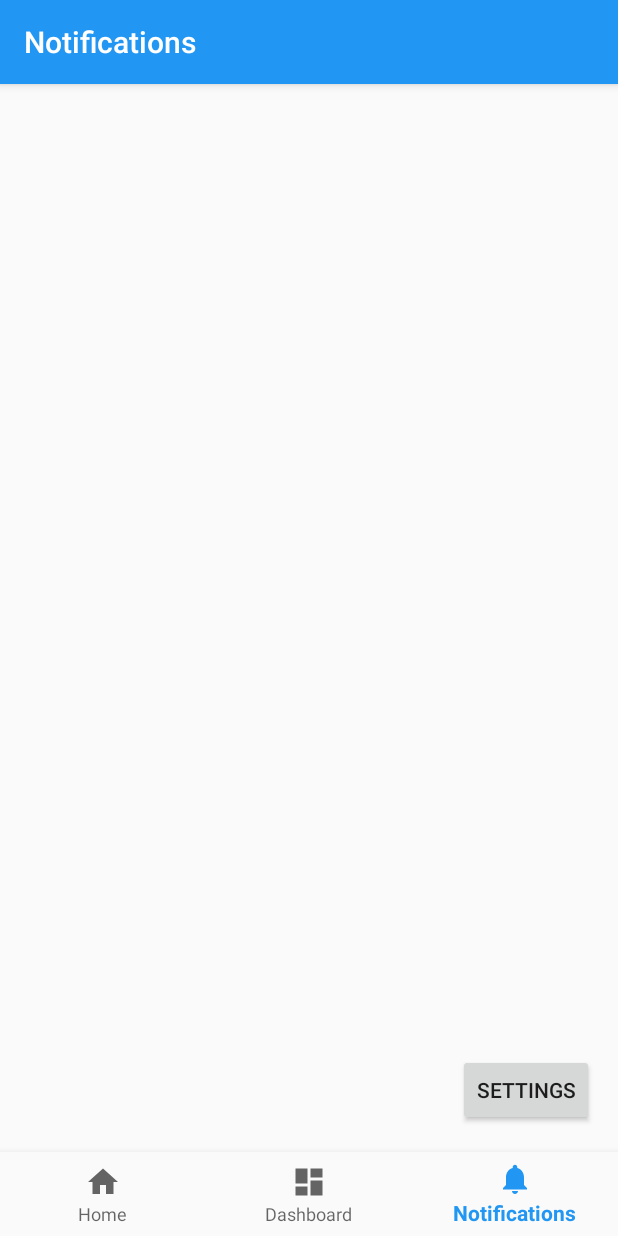
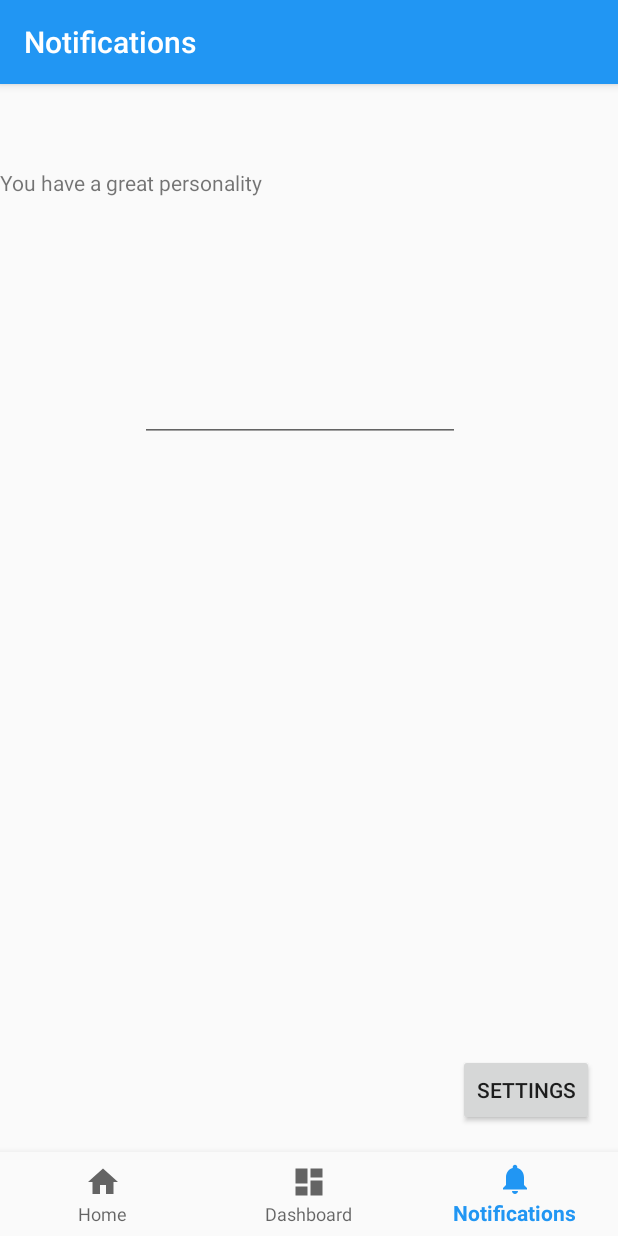
Before and after one commit to pjoshi1715/Android-Studio-Skeleton-App, an Android app: the NotificationsFragment screen opened through its navigation route, item 3 of the bottom bar chosen, on a phone screen of 412 x 824 dp. Run offline under Robolectric (Android 15) with nearby library versions, the phone set to English and light mode, and no system bars; our stand-ins replace navigation-ui.

Commit message:
backup for Arav's screen

```diff
--- a/app/src/main/java/CSA/myapplication/ui/notifications/NotificationsFragment.java
+++ b/app/src/main/java/CSA/myapplication/ui/notifications/NotificationsFragment.java
@@ -1,15 +1,20 @@
 package CSA.myapplication.ui.notifications;
 
 import android.os.Bundle;
+import android.text.Editable;
+import android.text.TextWatcher;
 import android.view.LayoutInflater;
 import android.view.View;
 import android.view.ViewGroup;
+import android.widget.EditText;
 import android.widget.TextView;
 import androidx.annotation.Nullable;
 import androidx.annotation.NonNull;
 import androidx.fragment.app.Fragment;
 import androidx.lifecycle.Observer;
 import androidx.lifecycle.ViewModelProviders;
+
+import java.util.concurrent.TimeUnit;
 
 import CSA.myapplication.R;
 
@@ -29,6 +34,19 @@ public class NotificationsFragment extends Fragment {
                 textView.setText(s);
             }
         });
+
+        final EditText text_compliment = root.findViewById(R.id.text_compliment);
+        final TextView textView2 = root.findViewById(R.id.textView2);
+        text_compliment.addTextChangedListener(new TextWatcher() {
+
+            public void afterTextChanged(Editable s) {
+                textView2.setVisibility(View.VISIBLE);
+            }
+
+            public void beforeTextChanged(CharSequence s, int start, int count, int after) {}
+
+            public void onTextChanged(CharSequence s, int start, int before, int count) {}
+        });
         return root;
     }
 }
--- a/app/src/main/res/layout/fragment_notifications.xml
+++ b/app/src/main/res/layout/fragment_notifications.xml
@@ -18,5 +18,28 @@
         app:layout_constraintStart_toStartOf="parent"
         app:layout_constraintTop_toTopOf="parent" />
 
+    <EditText
+        android:id="@+id/text_compliment"
+        android:layout_width="wrap_content"
+        android:layout_height="wrap_content"
+        android:layout_marginStart="93dp"
+        android:layout_marginTop="137dp"
+        android:ems="10"
+        android:inputType="textPersonName"
+        android:text=""
+        app:layout_constraintStart_toStartOf="parent"
+        app:layout_constraintTop_toTopOf="parent" />
+
+    <TextView
+        android:id="@+id/textView2"
+        android:layout_width="wrap_content"
+        android:layout_height="wrap_content"
+        android:text="You have a great personality"
+        tools:layout_editor_absoluteX="171dp"
+        tools:layout_editor_absoluteY="74dp"
+        android:visibility="invisible"
+        app:layout_constraintStart_toStartOf="parent"
+        app:layout_constraintTop_toTopOf="parent" />
+
 
 </androidx.constraintlayout.widget.ConstraintLayout>
```
